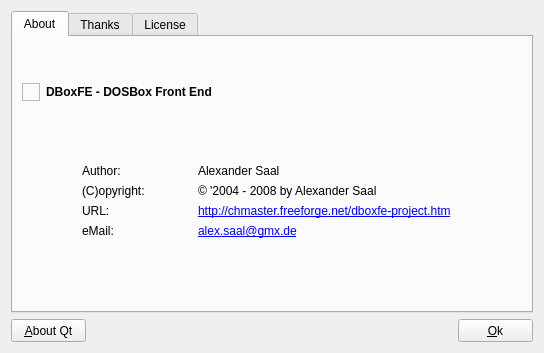
First picture: the form in dboxfe/ui/about.ui, repository LasDesu/DBoxFE, before the edit.
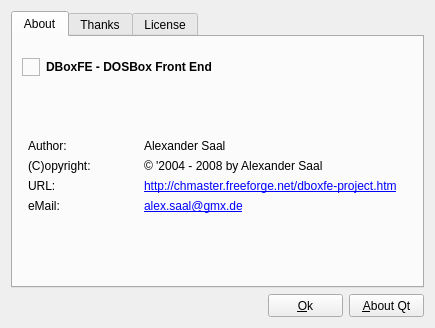
Second picture: the form after the edit. Icons and pictures are not drawn.

```diff
--- a/dboxfe/ui/about.ui
+++ b/dboxfe/ui/about.ui
@@ -5,20 +5,20 @@
    <rect>
     <x>0</x>
     <y>0</y>
-    <width>544</width>
-    <height>353</height>
+    <width>435</width>
+    <height>328</height>
    </rect>
   </property>
   <property name="minimumSize" >
    <size>
-    <width>544</width>
-    <height>353</height>
+    <width>435</width>
+    <height>328</height>
    </size>
   </property>
   <property name="maximumSize" >
    <size>
-    <width>544</width>
-    <height>353</height>
+    <width>435</width>
+    <height>328</height>
    </size>
   </property>
   <property name="windowTitle" >
@@ -368,32 +368,7 @@
     </widget>
    </item>
    <item row="1" column="0" >
-    <layout class="QHBoxLayout" name="hlButtonGroup" >
-     <property name="spacing" >
-      <number>6</number>
-     </property>
-     <property name="margin" >
-      <number>0</number>
-     </property>
-     <item>
-      <widget class="QPushButton" name="btnAboutQt" >
-       <property name="minimumSize" >
-        <size>
-         <width>75</width>
-         <height>23</height>
-        </size>
-       </property>
-       <property name="maximumSize" >
-        <size>
-         <width>75</width>
-         <height>23</height>
-        </size>
-       </property>
-       <property name="text" >
-        <string>&amp;About Qt</string>
-       </property>
-      </widget>
-     </item>
+    <layout class="QHBoxLayout" name="horizontalLayout" >
      <item>
       <spacer name="hs3" >
        <property name="orientation" >
@@ -401,7 +376,7 @@
        </property>
        <property name="sizeHint" stdset="0" >
         <size>
-         <width>81</width>
+         <width>98</width>
          <height>20</height>
         </size>
        </property>
@@ -426,6 +401,25 @@
        </property>
       </widget>
      </item>
+     <item>
+      <widget class="QPushButton" name="btnAboutQt" >
+       <property name="minimumSize" >
+        <size>
+         <width>75</width>
+         <height>23</height>
+        </size>
+       </property>
+       <property name="maximumSize" >
+        <size>
+         <width>75</width>
+         <height>23</height>
+        </size>
+       </property>
+       <property name="text" >
+        <string>&amp;About Qt</string>
+       </property>
+      </widget>
+     </item>
     </layout>
    </item>
   </layout>
```
Left out of the diff: 4 changed lines with no effect on the pictures.
